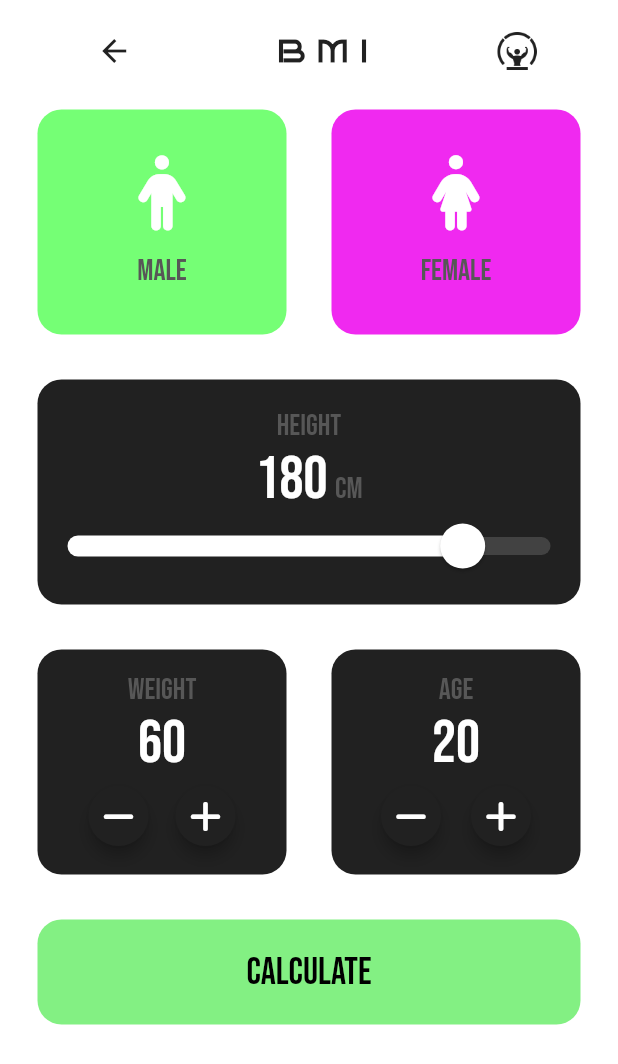
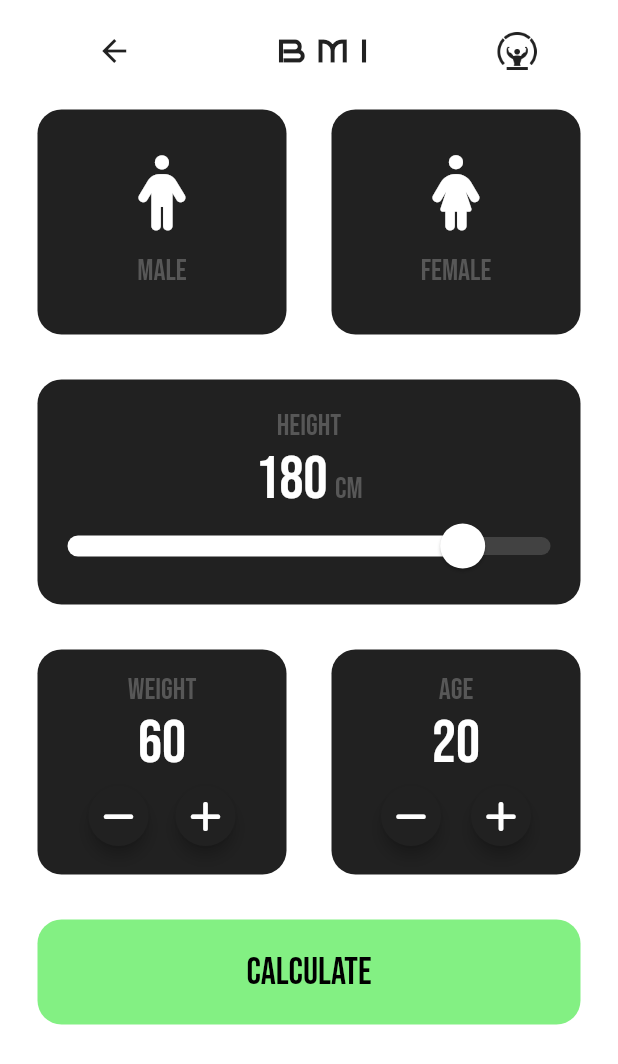
Before and after one commit to mehmetalibunsuz/3311456_213311081_1, a Flutter app: the CalculatorScreen screen opened directly, on a phone screen of 412 x 824 dp. Shown: the top 1064 px of the screen. Run offline on Flutter 3.47's test engine with Material 2 defaults, Android fonts, the phone set to English and light mode, and no system bars; our stand-ins replace cloud_firestore, firebase_auth, firebase_core, fl_chart, flutter_slidable, font_awesome_flutter and 6 more; accounts and stored records are empty.

Commit message:
health&fitness

```diff
--- a/lib/pages/bmi/calculator_page.dart
+++ b/lib/pages/bmi/calculator_page.dart
@@ -50,8 +50,8 @@ class CalculatorScreenState extends State<CalculatorScreen> {
                           });
                         },
                         colour: selectedGender == Gender.male
-                            ? Theme.of(context).colorScheme.primary
-                            : const Color.fromARGB(255, 117, 255, 117),
+                            ? Color.fromARGB(255, 131, 240, 131)
+                            : Theme.of(context).colorScheme.primary,
                         cardChild: IconContent(
                           icon: FontAwesomeIcons.person,
                           label: 'MALE',
@@ -67,8 +67,8 @@ class CalculatorScreenState extends State<CalculatorScreen> {
                           });
                         },
                         colour: selectedGender == Gender.female
-                            ? Theme.of(context).colorScheme.primary
-                            : const Color.fromARGB(255, 240, 41, 240),
+                            ? Color.fromARGB(255, 131, 240, 131)
+                            : Theme.of(context).colorScheme.primary,
                         cardChild: IconContent(
                           icon: FontAwesomeIcons.female,
                           label: 'FEMALE',
--- a/lib/pages/statistics/statistics.dart
+++ b/lib/pages/statistics/statistics.dart
@@ -44,7 +44,7 @@ class _StatisticsState extends State<Statistics> {
                         const SizedBox(height: 2),
                         const ShortContainer(
                           color: Color.fromARGB(255, 255, 174, 136),
-                          image: 'assets/login/littlewater.png',
+                          image: 'assets/steps/littlewater.png',
                           title: 'Water',
                           numbers: '1200 ',
                           subtitle: 'ml',
@@ -54,7 +54,7 @@ class _StatisticsState extends State<Statistics> {
                     Column(
                       children: [
                         const ShortContainer(
-                          image: 'assets/login/moon.png',
+                          image: 'assets/steps/moon.png',
                           title: 'Sleep Time',
                           subtitle: 'hours',
                           numbers: '23:09',
```
Also changed, not shown: assets/steps/littlewater.png (added), assets/steps/moon.png (added).
